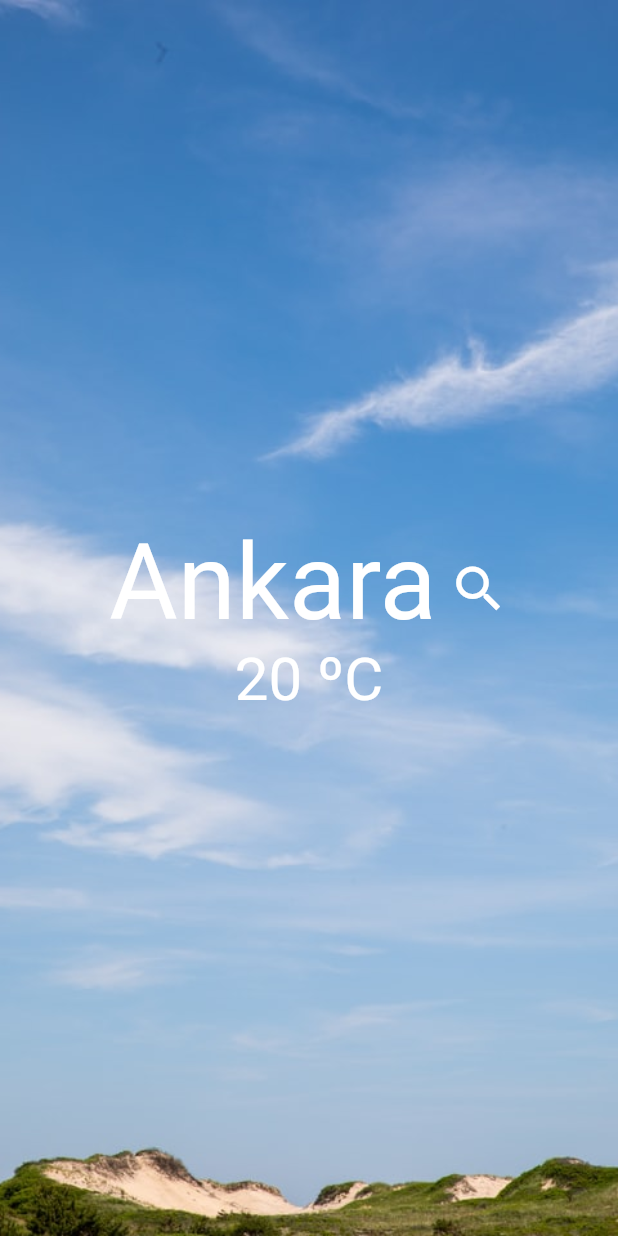
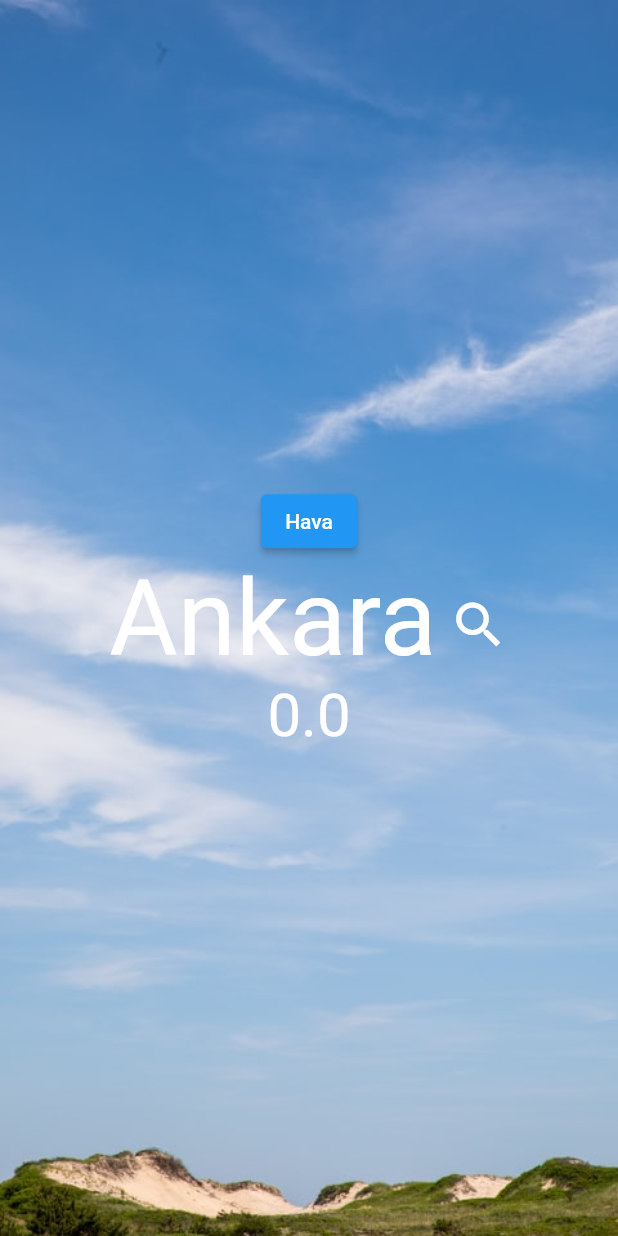
Before and after one commit to ahmetCDZ/weather_forecast, a Flutter app: the screen it shows after launch, on a phone screen of 412 x 824 dp. Run offline on Flutter 3.47's test engine with Material 2 defaults, Android fonts, the phone set to English and light mode, and no system bars.

```diff
--- a/lib/main.dart
+++ b/lib/main.dart
@@ -12,8 +12,6 @@ class MyApp extends StatelessWidget {
   @override
   Widget build(BuildContext context) {
     return MaterialApp(
-        title: 'Weather Forecast',
-        theme: ThemeData.dark(),
-        home: const MainPage());
+        title: 'Weather Forecast', theme: ThemeData.dark(), home: MainPage());
   }
 }
--- a/lib/mainpage.dart
+++ b/lib/mainpage.dart
@@ -2,9 +2,18 @@ import 'package:flutter/material.dart';
 import 'package:flutter/src/foundation/key.dart';
 import 'package:flutter/src/widgets/framework.dart';
 import 'package:weather_forecast/searchPage.dart';
+import 'package:http/http.dart' as http;
 
 class MainPage extends StatelessWidget {
-  const MainPage({Key? key}) : super(key: key);
+  String location = "Ankara";
+  double temp = 0;
+  final String apiKey = 'b16ca46383c5be7ffc134fefdae0ac48';
+  var locationData;
+
+  Future<void> getLocationWeather() async {
+    locationData = await http.get(Uri.parse(
+        'https://api.openweathermap.org/data/2.5/weather?q=$location,uk&appid=$apiKey'));
+  }
 
   @override
   Widget build(BuildContext context) {
@@ -18,11 +27,17 @@ class MainPage extends StatelessWidget {
           child: Column(
             mainAxisAlignment: MainAxisAlignment.center,
             children: [
+              ElevatedButton(
+                  onPressed: (() async {
+                    await locationData();
+                    print(locationData);
+                  }),
+                  child: Text('Hava')),
               Row(
                 mainAxisAlignment: MainAxisAlignment.center,
                 children: [
                   Text(
-                    'Ankara',
+                    location,
                     style: TextStyle(fontSize: 70),
                   ),
                   IconButton(
@@ -36,7 +51,7 @@ class MainPage extends StatelessWidget {
                 ],
               ),
               Text(
-                '20 ºC',
+                '$temp',
                 style: TextStyle(fontSize: 40),
               )
             ],
--- a/pubspec.yaml
+++ b/pubspec.yaml
@@ -34,6 +34,7 @@ dependencies:
   # The following adds the Cupertino Icons font to your application.
   # Use with the CupertinoIcons class for iOS style icons.
   cupertino_icons: ^1.0.2
+  http: ^0.13.5
 
 dev_dependencies:
   flutter_test:
```
Also changed, not shown: pubspec.lock.
